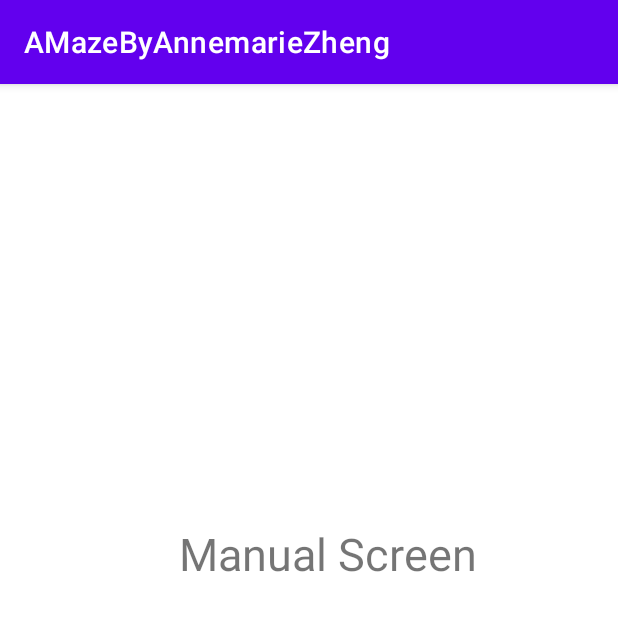
After one commit to Suga-re/AMazeByAnnemarieZheng, an Android app: the PlayManuallyActivity screen opened directly, with no data from a screen before it, on a phone screen of 412 x 824 dp, the top half of it. The commit adds this screen. Run offline under Robolectric (Android 15) with nearby library versions, the phone set to English and light mode, and no system bars.

Commit message:
Added other Activitys with template and comments in AMazeActivity/GeneratingActivity

```diff
--- /dev/null
+++ b/app/src/main/java/com/example/amazebyannemariezheng/PlayManuallyActivity.java
@@ -0,0 +1,14 @@
+package com.example.amazebyannemariezheng;
+
+import androidx.appcompat.app.AppCompatActivity;
+
+import android.os.Bundle;
+
+public class PlayManuallyActivity extends AppCompatActivity {
+
+    @Override
+    protected void onCreate(Bundle savedInstanceState) {
+        super.onCreate(savedInstanceState);
+        setContentView(R.layout.activity_play_manually);
+    }
+}
--- /dev/null
+++ b/app/src/main/res/layout/activity_play_manually.xml
@@ -0,0 +1,21 @@
+<?xml version="1.0" encoding="utf-8"?>
+<androidx.constraintlayout.widget.ConstraintLayout xmlns:android="http://schemas.android.com/apk/res/android"
+    xmlns:app="http://schemas.android.com/apk/res-auto"
+    xmlns:tools="http://schemas.android.com/tools"
+    android:layout_width="match_parent"
+    android:layout_height="match_parent"
+    tools:context=".PlayManuallyActivity">
+
+    <TextView
+        android:id="@+id/textView"
+        android:layout_width="wrap_content"
+        android:layout_height="wrap_content"
+        android:text="Manual Screen"
+        android:textSize="30sp"
+        app:layout_constraintBottom_toBottomOf="parent"
+        app:layout_constraintEnd_toEndOf="parent"
+        app:layout_constraintHorizontal_bias="0.559"
+        app:layout_constraintStart_toStartOf="parent"
+        app:layout_constraintTop_toTopOf="parent"
+        app:layout_constraintVertical_bias="0.402" />
+</androidx.constraintlayout.widget.ConstraintLayout>
```
Also changed, not shown: app/src/main/AndroidManifest.xml (+28 -0 lines), app/src/main/java/com/example/amazebyannemariezheng/AMazeActivity.java (+11 -1 lines), app/src/main/java/com/example/amazebyannemariezheng/GeneratingActivity.java (+8 -21 lines), app/src/main/java/com/example/amazebyannemariezheng/LosingActivity.java (added, +14 -0 lines), app/src/main/java/com/example/amazebyannemariezheng/PlayAnimationActivity.java (added, +14 -0 lines), app/src/main/java/com/example/amazebyannemariezheng/WinningActivity.java (added, +14 -0 lines), app/src/main/res/layout/activity_losing.xml (added, +19 -0 lines), app/src/main/res/layout/activity_play_animation.xml (added, +19 -0 lines), app/src/main/res/layout/activity_winning.xml (added, +20 -0 lines).
